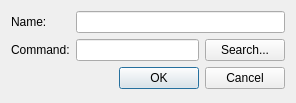
Before: the Qt Designer form config/autostartedit.ui in lxqt/lxqt-session, drawn with Qt 5.
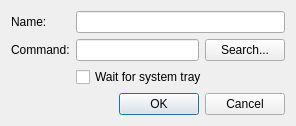
After: the same form once the commit is applied.

Commit message: Add a "wait for system tray" checkbox

Patch:
```diff
--- a/config/autostartedit.ui
+++ b/config/autostartedit.ui
@@ -7,7 +7,7 @@
     <x>0</x>
     <y>0</y>
     <width>296</width>
-    <height>103</height>
+    <height>118</height>
    </rect>
   </property>
   <property name="windowTitle">
@@ -28,7 +28,7 @@
      </property>
     </widget>
    </item>
-   <item row="2" column="0" colspan="3">
+   <item row="3" column="0" colspan="3">
     <widget class="QDialogButtonBox" name="buttonBox">
      <property name="orientation">
       <enum>Qt::Horizontal</enum>
@@ -51,6 +51,13 @@
    <item row="1" column="1">
     <widget class="QLineEdit" name="commandEdit"/>
    </item>
+   <item row="2" column="1" colspan="2">
+    <widget class="QCheckBox" name="trayCheckBox">
+     <property name="text">
+      <string>Wait for system tray</string>
+     </property>
+    </widget>
+   </item>
   </layout>
  </widget>
  <tabstops>
```
Left out of the diff: 1 changed line with no effect on the pictures. The commit also changes 3 other files.
